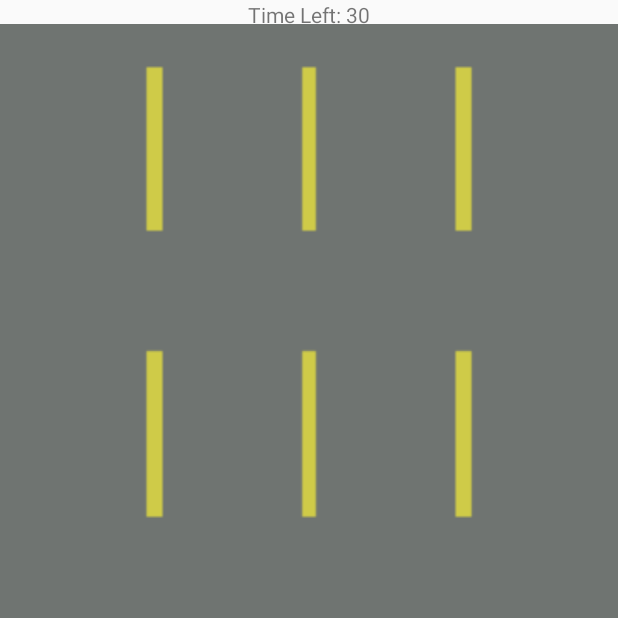
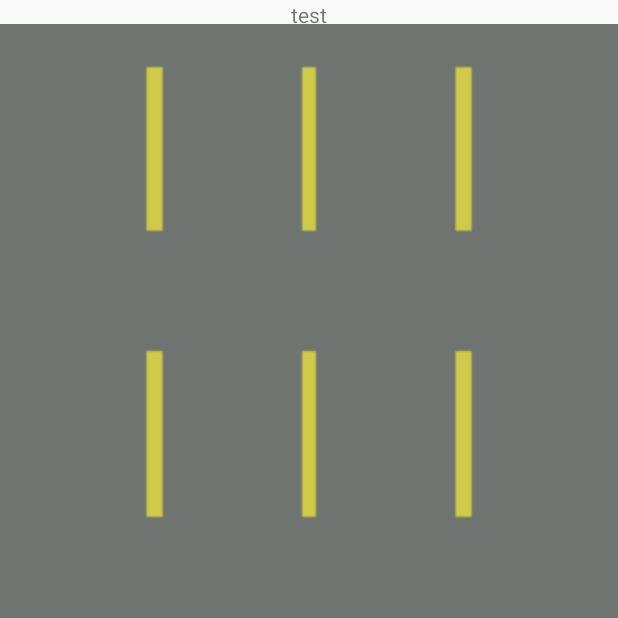
Before and after one commit to Barackbar/Reverse_Frogger, an Android app: the fragment GameFragment placed in its activity, on a phone screen of 412 x 824 dp, the top half of it. Run offline under Robolectric (Android 15) with nearby library versions, the phone set to English and light mode, and no system bars.

Commit message:
countdown TODO

```diff
--- a/app/src/main/java/edu/auburn/eng/csse/comp3710/team03/GameFragment.java
+++ b/app/src/main/java/edu/auburn/eng/csse/comp3710/team03/GameFragment.java
@@ -213,7 +213,8 @@ public class GameFragment extends Fragment {
 
                 //update and redraw
                 Log.i("GameFragment", "frogSpace.invalidate()");
-                countdown.setText("Time Left: " + Integer.toString((GAME_DURATION - (REFRESH_DELAY * refreshCounter))/ 1000));
+                //TODO: add countdown timer to landscape layout
+                //countdown.setText("Time Left: " + Integer.toString((GAME_DURATION - (REFRESH_DELAY * refreshCounter))/ 1000));
                 frogSpace.invalidate();
 
                 //check game timer
```
